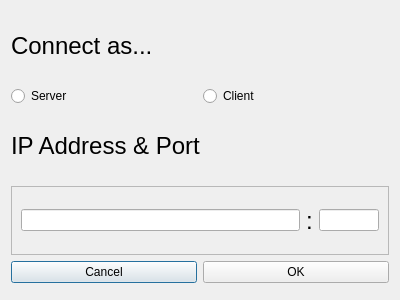
Old version of the form connectdialog.ui in the repository Ramph123/Chess-Game.
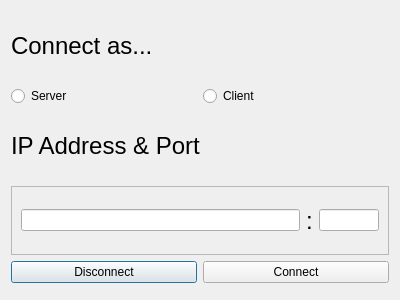
New version of the form.

Patch:
```diff
--- a/connectdialog.ui
+++ b/connectdialog.ui
@@ -104,14 +104,14 @@
      <item>
       <widget class="QPushButton" name="cancelButton">
        <property name="text">
-        <string>Cancel</string>
+        <string>Disconnect</string>
        </property>
       </widget>
      </item>
      <item>
       <widget class="QPushButton" name="okButton">
        <property name="text">
-        <string>OK</string>
+        <string>Connect</string>
        </property>
       </widget>
      </item>
```
